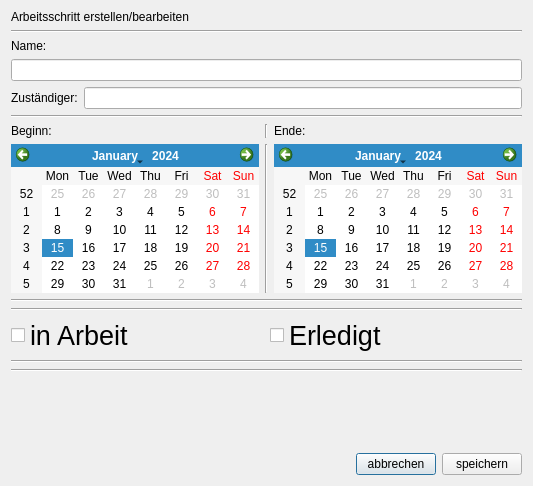
First picture: the form in processdialog.ui, repository kkegel/WorkFlow, before the edit.
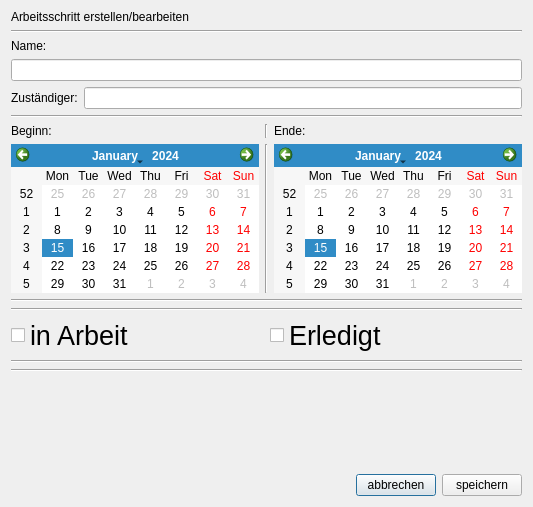
Second picture: the form after the edit.

Patch:
```diff
--- a/processdialog.ui
+++ b/processdialog.ui
@@ -7,7 +7,7 @@
     <x>0</x>
     <y>0</y>
     <width>531</width>
-    <height>486</height>
+    <height>507</height>
    </rect>
   </property>
   <property name="windowTitle">
```
